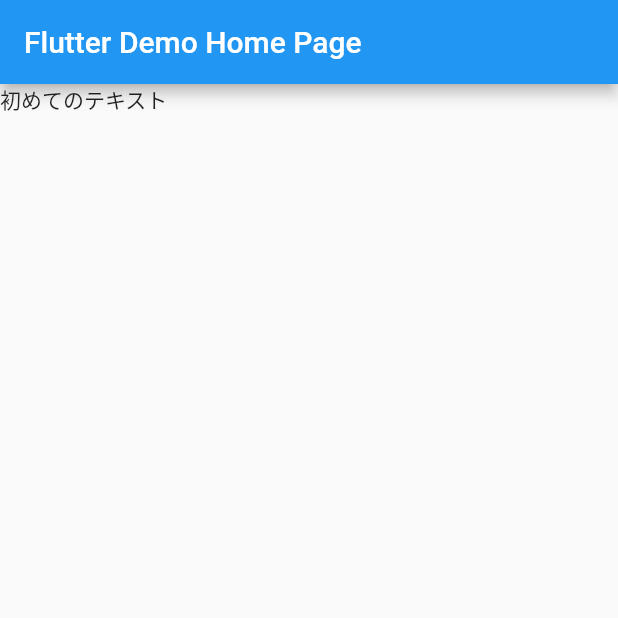
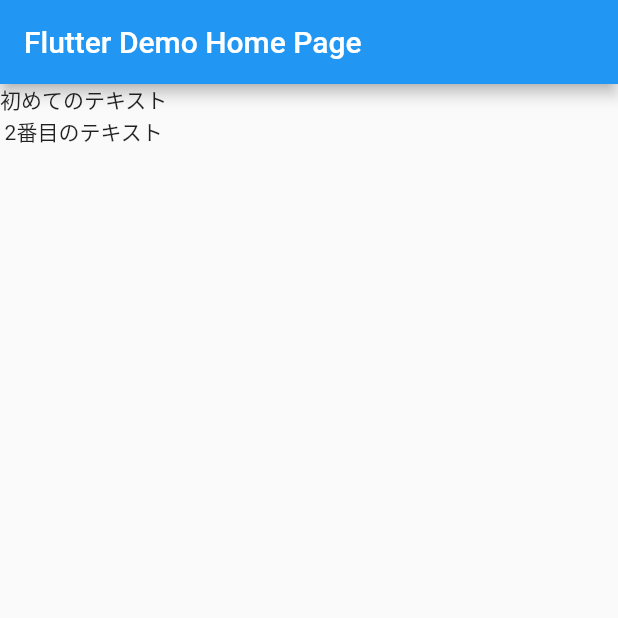
Before and after one commit to kokoriru/flutter_zenn_hello_world, a Flutter app: the screen it shows after launch, on a phone screen of 412 x 824 dp, the top half of it. Run offline on Flutter 3.47's test engine with Material 2 defaults, Android fonts, the phone set to English and light mode, and no system bars.

Commit message:
縦に並べるために Column を用い、 2番目のテキスト と表示する

```diff
--- a/lib/main.dart
+++ b/lib/main.dart
@@ -75,7 +75,10 @@ class _MyHomePageState extends State<MyHomePage> {
         // the App.build method, and use it to set our appbar title.
         title: Text(widget.title),
       ),
-      body: Text('初めてのテキスト'),
+      body: Column(children: [
+        Text('初めてのテキスト'),
+        Text('2番目のテキスト'),
+      ]),
     );
   }
 }
```
